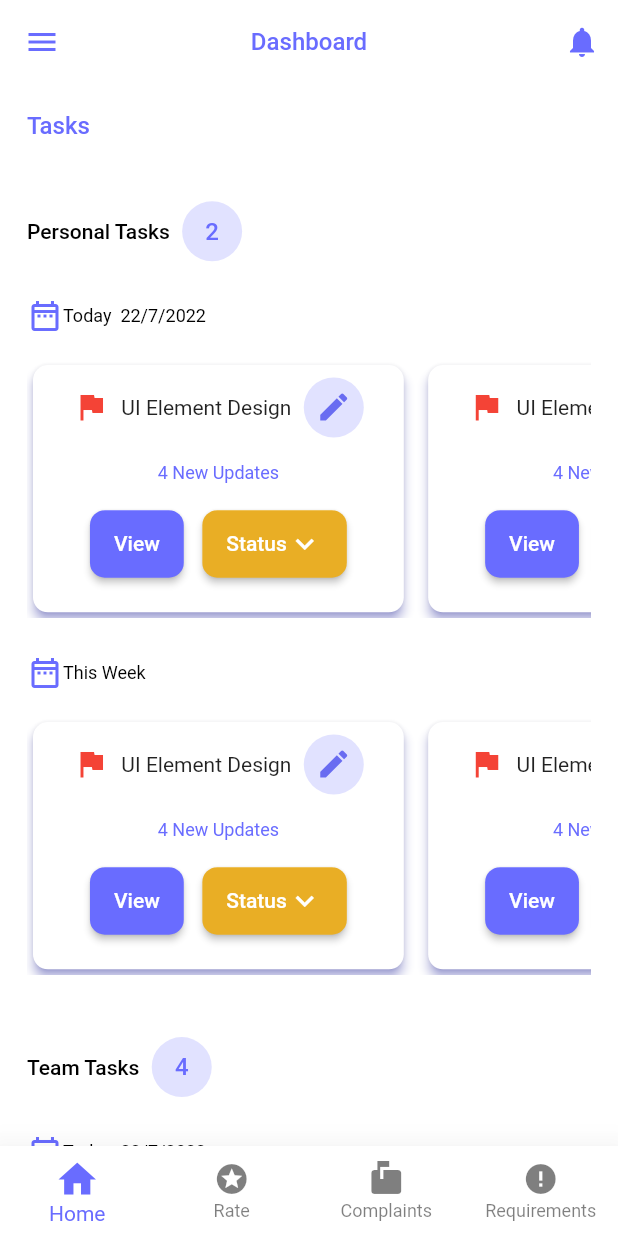
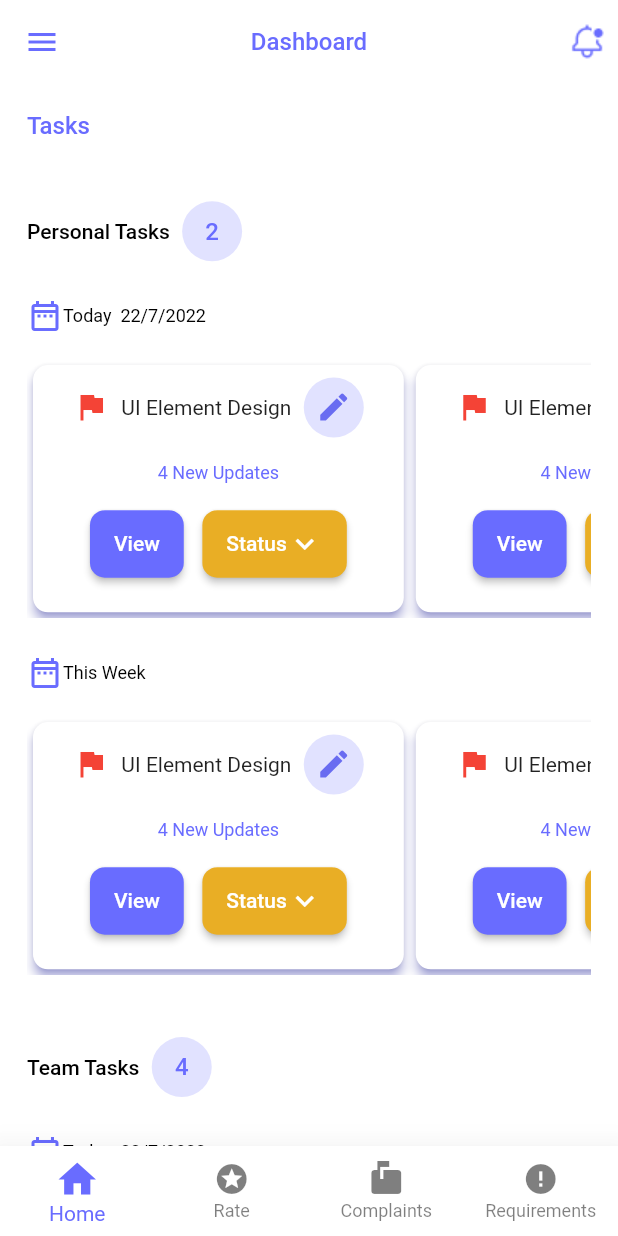
Before and after one commit to Ibrahim-Amin-code/Develocity, a Flutter app: the OtpSuccessScreen screen opened directly, after a tap on "Go to Dashboard", on a phone screen of 412 x 824 dp. Run offline on Flutter 3.47's test engine with Material 2 defaults, Android fonts, the light colour scheme and no system bars; our stand-ins replace bloc, cached_network_image, dio, dropdown_button2, flutter_bloc, flutter_custom_clippers and 4 more; accounts and stored records are empty; Roboto replaces fonts that are missing (SF Pro Display).

Commit message:
editing commit

```diff
--- a/lib/presentation/admins/screens/authentication/loign/loign_screen.dart
+++ b/lib/presentation/admins/screens/authentication/loign/loign_screen.dart
@@ -4,6 +4,7 @@ import 'package:develocity/constants/core/colors.dart';
 import 'package:develocity/presentation/admins/screens/bottom_nav/layout.dart';
 import 'package:develocity/presentation/admins/screens/onBorading/onBoardingScreen.dart';
 import 'package:develocity/presentation/admins/widgets/login_widget.dart';
+import 'package:develocity/presentation/users/screens/home_layout/user_home_layout.dart';
 import 'package:flutter/material.dart';
 
 import '../register/register_screen.dart';
--- a/lib/presentation/admins/screens/authentication/otp/otp_success.dart
+++ b/lib/presentation/admins/screens/authentication/otp/otp_success.dart
@@ -1,7 +1,7 @@
 // ignore_for_file: unused_local_variable
 
 import 'package:develocity/business_logic/app_cubit/app_cubit.dart';
-import 'package:develocity/presentation/users/screens/home_layout/home_layout.dart';
+import 'package:develocity/presentation/users/screens/home_layout/user_home_layout.dart';
 import 'package:flutter/material.dart';
 import 'package:flutter_bloc/flutter_bloc.dart';
 
@@ -105,7 +105,7 @@ class _OtpSuccessScreenState extends State<OtpSuccessScreen> {
                             : Navigator.push(
                                 context,
                                 MaterialPageRoute(
-                                    builder: (context) => HomeLayoutScreen()));
+                                    builder: (context) => UserHomeLayoutScreen()));
                       },
                       fontSize: 14,
                       height: h * 0.06,
--- a/lib/presentation/admins/screens/authentication/user_or_admin/user_or_admin_screen.dart
+++ b/lib/presentation/admins/screens/authentication/user_or_admin/user_or_admin_screen.dart
@@ -2,6 +2,7 @@
 
 import 'package:develocity/constants/core/colors.dart';
 import 'package:develocity/presentation/admins/screens/onBorading/onBoardingScreen.dart';
+import 'package:develocity/presentation/users/screens/home_layout/user_home_layout.dart';
 import 'package:flutter/material.dart';
 import 'package:flutter_bloc/flutter_bloc.dart';
 
@@ -114,6 +115,10 @@ class _UserOrAdminScreenState extends State<UserOrAdminScreen> {
                           onTap: () {
                             AppCubit.get(context).userOrAdmin(
                                 isUserClicked: true, isAdminClicked: false);
+                            Navigator.push(
+                                context,
+                                MaterialPageRoute(
+                                    builder: (context) => UserHomeLayoutScreen()));
                           },
                           imageColor: (AppCubit.get(context).isUser == true)
                               ? MyColors.mainColor
--- a/lib/presentation/admins/screens/drawer_screens/admins/add_admins_screeen.dart
+++ b/lib/presentation/admins/screens/drawer_screens/admins/add_admins_screeen.dart
@@ -2,7 +2,7 @@
 
 import 'package:develocity/constants/core/colors.dart';
 import 'package:develocity/presentation/admins/screens/onBorading/onBoardingScreen.dart';
-import 'package:develocity/presentation/users/widgets/profile_components.dart';
+import 'package:develocity/presentation/users/widgets/user_components.dart';
 import 'package:flutter/material.dart';
 
 import '../../../widgets/drawer_widget.dart';
--- a/lib/presentation/admins/screens/drawer_screens/branches/add_branch_screeen.dart
+++ b/lib/presentation/admins/screens/drawer_screens/branches/add_branch_screeen.dart
@@ -2,7 +2,7 @@
 
 import 'package:develocity/constants/core/colors.dart';
 import 'package:develocity/presentation/admins/screens/onBorading/onBoardingScreen.dart';
-import 'package:develocity/presentation/users/widgets/profile_components.dart';
+import 'package:develocity/presentation/users/widgets/user_components.dart';
 import 'package:flutter/material.dart';
 
 import '../../../widgets/drawer_widget.dart';
--- a/lib/presentation/admins/screens/drawer_screens/sections/add_section_screeen.dart
+++ b/lib/presentation/admins/screens/drawer_screens/sections/add_section_screeen.dart
@@ -3,7 +3,7 @@
 import 'package:develocity/constants/core/colors.dart';
 import 'package:develocity/constants/core/const.dart';
 import 'package:develocity/presentation/admins/screens/onBorading/onBoardingScreen.dart';
-import 'package:develocity/presentation/users/widgets/profile_components.dart';
+import 'package:develocity/presentation/users/widgets/user_components.dart';
 import 'package:flutter/material.dart';
 import '../../../widgets/drawer_widget.dart';
 
--- a/lib/presentation/admins/screens/drawer_screens/users/add_user_screen.dart
+++ b/lib/presentation/admins/screens/drawer_screens/users/add_user_screen.dart
@@ -2,7 +2,7 @@
 
 import 'package:develocity/constants/core/colors.dart';
 import 'package:develocity/presentation/admins/screens/onBorading/onBoardingScreen.dart';
-import 'package:develocity/presentation/users/widgets/profile_components.dart';
+import 'package:develocity/presentation/users/widgets/user_components.dart';
 import 'package:flutter/material.dart';
 
 import '../../../../../constants/core/const.dart';
--- a/lib/presentation/admins/screens/profile/edit_profile.dart
+++ b/lib/presentation/admins/screens/profile/edit_profile.dart
@@ -3,7 +3,7 @@ import 'package:develocity/constants/core/const.dart';
 import 'package:develocity/presentation/admins/screens/onBorading/onBoardingScreen.dart';
 import 'package:develocity/presentation/admins/widgets/admin_profile_widget.dart';
 import 'package:develocity/presentation/admins/widgets/login_widget.dart';
-import 'package:develocity/presentation/users/widgets/profile_components.dart';
+import 'package:develocity/presentation/users/widgets/user_components.dart';
 import 'package:flutter/material.dart';
 import 'package:flutter_custom_clippers/flutter_custom_clippers.dart';
 
--- a/lib/presentation/admins/screens/profile/profile_screen.dart
+++ b/lib/presentation/admins/screens/profile/profile_screen.dart
@@ -1,7 +1,7 @@
 import 'package:develocity/constants/core/colors.dart';
 import 'package:develocity/presentation/admins/screens/profile/cubit/cubit.dart';
 import 'package:develocity/presentation/admins/screens/profile/cubit/state.dart';
-import 'package:develocity/presentation/users/widgets/profile_components.dart';
+import 'package:develocity/presentation/users/widgets/user_components.dart';
 import 'package:flutter/material.dart';
 import 'package:flutter/services.dart';
 import 'package:flutter_bloc/flutter_bloc.dart';
--- a/lib/presentation/admins/screens/rate/rate_screen.dart
+++ b/lib/presentation/admins/screens/rate/rate_screen.dart
@@ -2,7 +2,7 @@
 
 import 'package:develocity/constants/core/colors.dart';
 import 'package:develocity/presentation/admins/screens/onBorading/onBoardingScreen.dart';
-import 'package:develocity/presentation/users/widgets/profile_components.dart';
+import 'package:develocity/presentation/users/widgets/user_components.dart';
 import 'package:flutter/material.dart';
 
 import '../../../../constants/core/const.dart';
--- a/lib/presentation/admins/screens/tasks/tasks_screen.dart
+++ b/lib/presentation/admins/screens/tasks/tasks_screen.dart
@@ -7,7 +7,7 @@ import 'package:flutter_bloc/flutter_bloc.dart';
 
 import '../../../../business_logic/app_cubit/app_cubit.dart';
 import '../../../../constants/core/const.dart';
-import '../../../users/widgets/profile_components.dart';
+import '../../../users/widgets/user_components.dart';
 import '../../widgets/tasks.dart';
 
 class TasksScreen extends StatefulWidget {
--- a/lib/presentation/admins/widgets/home_widget.dart
+++ b/lib/presentation/admins/widgets/home_widget.dart
@@ -161,7 +161,7 @@ Widget buildHomeGrid(context) {
                                   color: Color(0xffDC6465),
                                 ),
                                 Text(
-                                  '1 week left',
+                                  '1week left',
                                   style: headingStyle.copyWith(
                                       fontSize: w * 0.023,
                                       color: const Color(0xffDC6465),
--- a/lib/presentation/users/screens/compliants_user/user_complaints_screen.dart
+++ b/lib/presentation/users/screens/compliants_user/user_complaints_screen.dart
@@ -1,6 +1,6 @@
 import 'package:develocity/constants/core/colors.dart';
 import 'package:develocity/main.dart';
-import 'package:develocity/presentation/users/widgets/profile_components.dart';
+import 'package:develocity/presentation/users/widgets/user_components.dart';
 import 'package:flutter/material.dart';
 import 'package:flutter_svg/flutter_svg.dart';
 
--- a/lib/presentation/users/screens/home_layout/home_layout.dart
+++ b/lib/presentation/users/screens/home_layout/user_home_layout.dart
@@ -4,16 +4,17 @@ import 'package:develocity/presentation/users/users_cubit/user_state.dart';
 import 'package:flutter/material.dart';
 import 'package:flutter_bloc/flutter_bloc.dart';
 
-class HomeLayoutScreen extends StatefulWidget {
+class UserHomeLayoutScreen extends StatefulWidget {
   @override
-  State<HomeLayoutScreen> createState() => _HomeLayoutScreenState();
+  State<UserHomeLayoutScreen> createState() => _UserHomeLayoutScreenState();
 }
 
-class _HomeLayoutScreenState extends State<HomeLayoutScreen> {
+class _UserHomeLayoutScreenState extends State<UserHomeLayoutScreen> {
 
   @override
   Widget build(BuildContext context) {
-
+    double height = MediaQuery.of(context).size.height;
+    double width = MediaQuery.of(context).size.width;
     var cubit = UserCubit.get(context);
     return BlocConsumer<UserCubit, UserStates>(
       listener: (context, state) {},
@@ -28,13 +29,20 @@ class _HomeLayoutScreenState extends State<HomeLayoutScreen> {
             ),
             actions: [
               cubit.currentIndex == 0
-                  ? IconButton(
-                      onPressed: () {},
-                      icon: Icon(
-                        Icons.notifications,
-                        color: MyColors.mainColor,
+                  ? InkWell(
+                onTap: (){},
+                    child: Container(
+                      height: height * 0.05,
+                      width: width * 0.1,
+                      decoration: BoxDecoration(
+                        color:Colors.white,
+                        image: const DecorationImage(
+                            image: AssetImage('assets/images/carbon_notification-new.png')
+                        ),
+                        borderRadius: BorderRadius.circular(10.0),
                       ),
-                    )
+                    ),
+                  )
                   : IconButton(
                       onPressed: () {},
                       icon: Icon(
--- a/lib/presentation/users/screens/home_user/user_home_screen.dart
+++ b/lib/presentation/users/screens/home_user/user_home_screen.dart
@@ -1,6 +1,6 @@
 import 'package:develocity/constants/core/colors.dart';
 import 'package:develocity/main.dart';
-import 'package:develocity/presentation/users/widgets/profile_components.dart';
+import 'package:develocity/presentation/users/widgets/user_components.dart';
 import 'package:flutter/material.dart';
 
 class UserHomeScreen extends StatelessWidget {
@@ -8,14 +8,8 @@ class UserHomeScreen extends StatelessWidget {
 
   @override
   Widget build(BuildContext context) {
-    double height = MediaQuery
-        .of(context)
-        .size
-        .height;
-    double width = MediaQuery
-        .of(context)
-        .size
-        .width;
+    double height = MediaQuery.of(context).size.height;
+    double width = MediaQuery.of(context).size.width;
     return SingleChildScrollView(
       physics: const BouncingScrollPhysics(),
       child: Padding(
@@ -25,10 +19,7 @@ class UserHomeScreen extends StatelessWidget {
           children: [
             Text(
               'Tasks',
-              style: Theme
-                  .of(context)
-                  .textTheme
-                  .titleMedium,
+              style: Theme.of(context).textTheme.titleMedium,
             ),
             SizedBox(
               height: height * 0.05,
@@ -37,8 +28,7 @@ class UserHomeScreen extends StatelessWidget {
               children: [
                 Text(
                   'Personal Tasks',
-                  style: Theme
-                      .of(context)
+                  style: Theme.of(context)
                       .textTheme
                       .bodySmall!
                       .copyWith(fontSize: 14.0, fontWeight: FontWeight.w500),
@@ -50,10 +40,7 @@ class UserHomeScreen extends StatelessWidget {
                   backgroundColor: MyColors.mainColor.withOpacity(0.2),
                   child: Text(
                     '2',
-                    style: Theme
-                        .of(context)
-                        .textTheme
-                        .titleMedium,
+                    style: Theme.of(context).textTheme.titleMedium,
                   ),
                 ),
               ],
@@ -68,25 +55,21 @@ class UserHomeScreen extends StatelessWidget {
                   color: MyColors.mainColor,
                 ),
                 Text('Today  22/7/2022',
-                    style: Theme
-                        .of(context)
-                        .textTheme
-                        .bodySmall),
+                    style: Theme.of(context).textTheme.bodySmall),
               ],
             ),
-            SizedBox(height: height * 0.02,),
+            SizedBox(
+              height: height * 0.02,
+            ),
             SingleChildScrollView(
               scrollDirection: Axis.horizontal,
               physics: const BouncingScrollPhysics(),
               child: Row(
-                children: [
-                  UserHomeItem(),
-                  SizedBox(width: width*0.02,),
+                children: const [
                   UserHomeItem(),
                   UserHomeItem(),
-                  SizedBox(width: width*0.02,),
                   UserHomeItem(),
-
+                  UserHomeItem(),
                 ],
               ),
             ),
@@ -99,26 +82,21 @@ class UserHomeScreen extends StatelessWidget {
                   Icons.date_range_outlined,
                   color: MyColors.mainColor,
                 ),
-                Text('This Week',
-                    style: Theme
-                        .of(context)
-                        .textTheme
-                        .bodySmall),
+                Text('This Week', style: Theme.of(context).textTheme.bodySmall),
               ],
             ),
-            SizedBox(height: height * 0.02,),
+            SizedBox(
+              height: height * 0.02,
+            ),
             SingleChildScrollView(
               scrollDirection: Axis.horizontal,
               physics: const BouncingScrollPhysics(),
               child: Row(
-                children: [
-                  UserHomeItem(),
-                  SizedBox(width: width*0.02,),
+                children: const [
                   UserHomeItem(),
                   UserHomeItem(),
-                  SizedBox(width: width*0.02,),
                   UserHomeItem(),
-
+                  UserHomeItem(),
                 ],
               ),
             ),
@@ -129,8 +107,7 @@ class UserHomeScreen extends StatelessWidget {
               children: [
                 Text(
                   'Team Tasks',
-                  style: Theme
-                      .of(context)
+                  style: Theme.of(context)
                       .textTheme
                       .bodySmall!
                       .copyWith(fontSize: 14.0, fontWeight: FontWeight.w500),
@@ -142,10 +119,7 @@ class UserHomeScreen extends StatelessWidget {
                   backgroundColor: MyColors.mainColor.withOpacity(0.2),
                   child: Text(
                     '4',
-                    style: Theme
-                        .of(context)
-                        .textTheme
-                        .titleMedium,
+                    style: Theme.of(context).textTheme.titleMedium,
                   ),
                 ),
               ],
@@ -160,25 +134,21 @@ class UserHomeScreen extends StatelessWidget {
                   color: MyColors.mainColor,
                 ),
                 Text('Today  22/7/2022',
-                    style: Theme
-                        .of(context)
-                        .textTheme
-                        .bodySmall),
+                    style: Theme.of(context).textTheme.bodySmall),
               ],
             ),
-            SizedBox(height: height * 0.02,),
+            SizedBox(
+              height: height * 0.02,
+            ),
             SingleChildScrollView(
               scrollDirection: Axis.horizontal,
               physics: const BouncingScrollPhysics(),
               child: Row(
-                children: [
-                  UserHomeItem(),
-                  SizedBox(width: width*0.02,),
+                children: const [
                   UserHomeItem(),
                   UserHomeItem(),
-                  SizedBox(width: width*0.02,),
                   UserHomeItem(),
-
+                  UserHomeItem(),
                 ],
               ),
             ),
--- a/lib/presentation/users/screens/requirements_user/user_requirements_screen.dart
+++ b/lib/presentation/users/screens/requirements_user/user_requirements_screen.dart
@@ -1,5 +1,5 @@
 import 'package:develocity/constants/core/colors.dart';
-import 'package:develocity/presentation/users/widgets/profile_components.dart';
+import 'package:develocity/presentation/users/widgets/user_components.dart';
 import 'package:dropdown_button2/dropdown_button2.dart';
 import 'package:flutter/material.dart';
 
--- a/lib/presentation/users/users_cubit/user_cubit.dart
+++ b/lib/presentation/users/users_cubit/user_cubit.dart
@@ -15,11 +15,11 @@ class UserCubit extends Cubit<UserStates> {
   var currentIndex = 0;
   List<BottomNavigationBarItem> bottomNavItems = [
     const BottomNavigationBarItem(
-      icon: const Icon(Icons.home),
+      icon:  Icon(Icons.home),
       label: 'Home',
     ),
     const BottomNavigationBarItem(
-      icon: const Icon(Icons.stars),
+      icon:  Icon(Icons.stars),
       label: 'Rate',
     ),
     const BottomNavigationBarItem(
@@ -27,7 +27,7 @@ class UserCubit extends Cubit<UserStates> {
       label: 'Complaints',
     ),
     const BottomNavigationBarItem(
-      icon: const Icon(Icons.error),
+      icon:  Icon(Icons.error),
       label: 'Requirements',
     ),
   ];
```
Also changed, not shown: lib/presentation/users/screens/rate_user/user_rate_screen.dart (+6 -8 lines), lib/presentation/users/widgets/user_components.dart (renamed from lib/presentation/users/widgets/profile_components.dart, +0 -15 lines).
